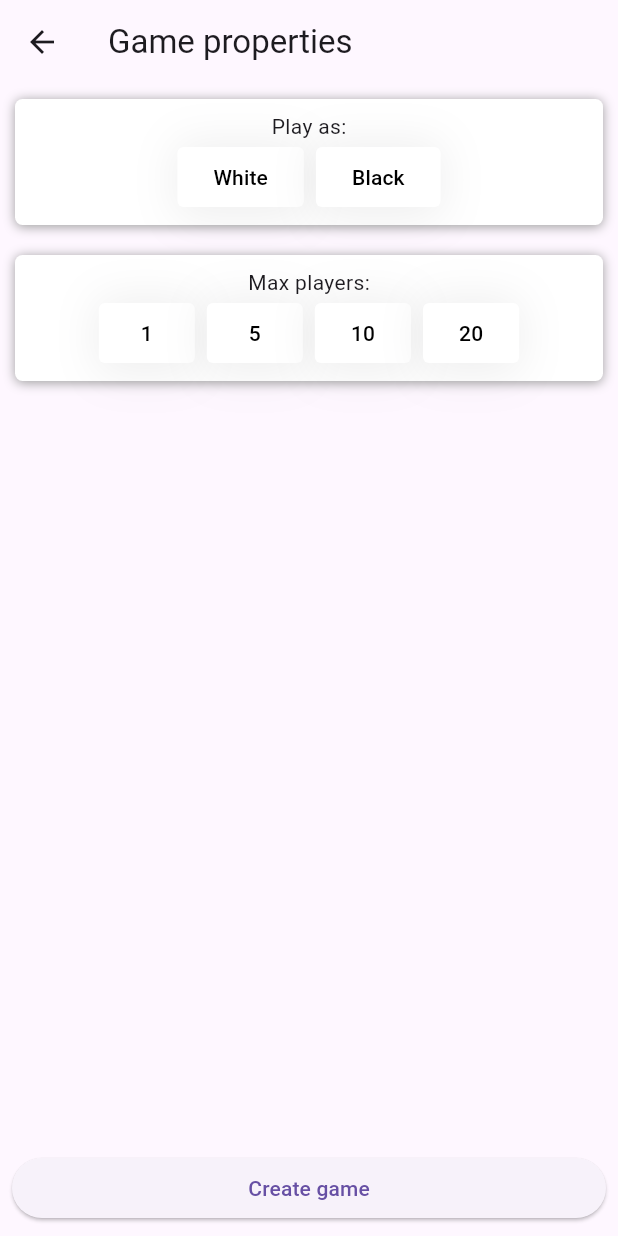
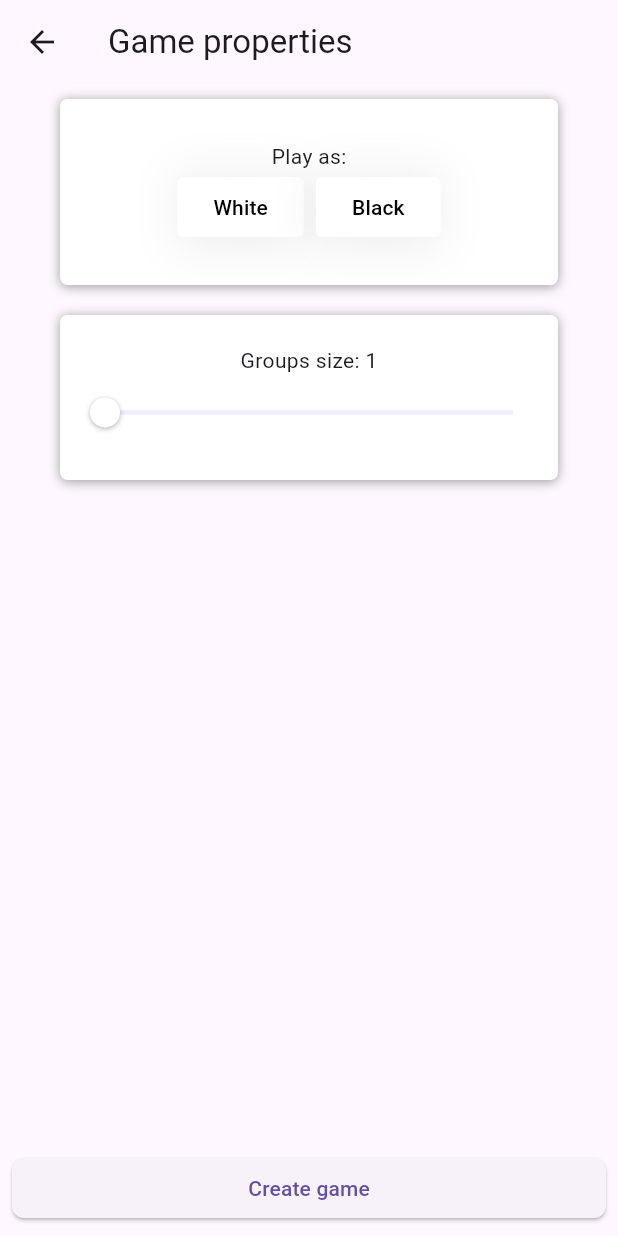
Before and after one commit to diegostafa/batonchess-frontend, a Flutter app: the screen it shows after launch, after a tap on "New Game", on a phone screen of 412 x 824 dp. Run offline on Flutter 3.47's test engine with Material 2 defaults, Android fonts, the phone set to English and light mode, and no system bars; drawn by our look-alikes of group_button; our stand-ins replace another_xlider, bloc, flutter_bloc, shared_preferences; missing offline and left inert: bottom_nav_layout, chess, flutter_stateless_chessboard, http_status_code; network calls fail.

Commit message:
fix buttons, game repo

```diff
--- a/lib/bloc/new_game/new_game_bloc.dart
+++ b/lib/bloc/new_game/new_game_bloc.dart
@@ -10,15 +10,13 @@ class NewGameBloc extends Bloc<NewGameEvent, NewGameState> {
   GameRepository gameRepo = GameRepository();
 
   NewGameBloc() : super(GamePropsState()) {
-    on<ChangeSideRadioEvent>(changeSideRadioHandler);
-    on<ChangeMaxPlayersRadioEvent>(changeMaxPlayersRadioHandler);
-    // on<ChangeMinutesPerSideEvent>(changeMinutesPerSideHandler);
-    // on<ChangeSecondsPerMoveEvent>(changeSecondsPerMoveHandler);
+    on<ChangeSideEvent>(changeSideHandler);
+    on<ChangeMaxPlayersEvent>(changeMaxPlayersHandler);
     on<SubmitCreateGameEvent>(submitCreateGameHandler);
   }
 
-  Future<void> changeSideRadioHandler(
-    ChangeSideRadioEvent e,
+  Future<void> changeSideHandler(
+    ChangeSideEvent e,
     Emitter<NewGameState> emit,
   ) async {
     if (state is GamePropsState) {
@@ -26,49 +24,27 @@ class NewGameBloc extends Bloc<NewGameEvent, NewGameState> {
     }
   }
 
-  Future<void> changeMaxPlayersRadioHandler(
-    ChangeMaxPlayersRadioEvent e,
+  Future<void> changeMaxPlayersHandler(
+    ChangeMaxPlayersEvent e,
     Emitter<NewGameState> emit,
   ) async {
     if (state is GamePropsState) {
-      // todo : think about maxplayers
-      final Map<int, int> mockMap = {0: 1, 1: 5, 2: 1};
-      emit((state as GamePropsState).copyWith(maxPlayers: mockMap[e.index]));
+      emit((state as GamePropsState).copyWith(maxPlayers: e.sliderVal));
     }
   }
-
-  // Future<void> changeMinutesPerSideHandler(
-  //   ChangeMinutesPerSideEvent e,
-  //   Emitter<NewGameState> emit,
-  // ) async {
-  //   if (state is GamePropsState) {
-  //     emit((state as GamePropsState).copyWith(minPerSide: e.minutes));
-  //   }
-  // }
-
-  // Future<void> changeSecondsPerMoveHandler(
-  //   ChangeSecondsPerMoveEvent e,
-  //   Emitter<NewGameState> emit,
-  // ) async {
-  //   if (state is GamePropsState) {
-  //     emit((state as GamePropsState).copyWith(incPerMove: e.seconds));
-  //   }
-  // }
 
   Future<void> submitCreateGameHandler(
     SubmitCreateGameEvent e,
     Emitter<NewGameState> emit,
   ) async {
     if (state is GamePropsState) {
-      // todo : validation
       final s = state as GamePropsState;
       emit(IsCreatingGameState());
       final game = await gameRepo.createGame(
         GameProps(
-            // minutesPerSide: s.minPerSide,
-            // incrementPerMove: s.incPerMove,
-            maxPlayers: s.maxPlayers,
-            playAsWhite: s.playAsWhite,),
+          maxPlayers: s.maxPlayers,
+          playAsWhite: s.playAsWhite,
+        ),
       );
       emit(SuccessCreateGameState());
     }
--- a/lib/bloc/new_game/new_game_event.dart
+++ b/lib/bloc/new_game/new_game_event.dart
@@ -3,24 +3,14 @@ part of 'new_game_bloc.dart';
 @immutable
 abstract class NewGameEvent {}
 
-class ChangeMaxPlayersRadioEvent extends NewGameEvent {
+class ChangeSideEvent extends NewGameEvent {
   final int index;
-  ChangeMaxPlayersRadioEvent(this.index);
+  ChangeSideEvent(this.index);
 }
 
-class ChangeSideRadioEvent extends NewGameEvent {
-  final int index;
-  ChangeSideRadioEvent(this.index);
+class ChangeMaxPlayersEvent extends NewGameEvent {
+  final int sliderVal;
+  ChangeMaxPlayersEvent(this.sliderVal);
 }
 
-// class ChangeMinutesPerSideEvent extends NewGameEvent {
-//   final int minutes;
-//   ChangeMinutesPerSideEvent(this.minutes);
-// }
-
-// class ChangeSecondsPerMoveEvent extends NewGameEvent {
-//   final int seconds;
-//   ChangeSecondsPerMoveEvent(this.seconds);
-// }
-
 class SubmitCreateGameEvent extends NewGameEvent {}
--- a/lib/bloc/new_game/new_game_state.dart
+++ b/lib/bloc/new_game/new_game_state.dart
@@ -5,27 +5,22 @@ abstract class NewGameState {}
 
 class GamePropsState extends NewGameState {
   final int maxPlayers;
+  final bool playAsWhite;
   // final int minPerSide;
   // final int incPerMove;
-  final bool playAsWhite;
 
   GamePropsState({
-    this.maxPlayers = 0,
-    // this.minPerSide = 1,
-    // this.incPerMove = 0,
+    this.maxPlayers = 1,
     this.playAsWhite = true,
   });
 
   GamePropsState copyWith({
     int? maxPlayers,
-    // int? minPerSide,
-    // int? incPerMove,
     bool? playAsWhite,
   }) =>
       GamePropsState(
-        // minPerSide: minPerSide ?? this.minPerSide,
-        // incPerMove: incPerMove ?? this.incPerMove,
         playAsWhite: playAsWhite ?? this.playAsWhite,
+        maxPlayers: maxPlayers ?? this.maxPlayers,
       );
 }
 
--- a/lib/ui/screen/home_screen.dart
+++ b/lib/ui/screen/home_screen.dart
@@ -84,13 +84,14 @@ class HomeScreen extends StatelessWidget {
           if (state is UserLoadedState) {
             return Column(
               children: [
-                ElevatedButton(
+                ButtonBc(
+                  expand: false,
                   onPressed: () async => context.read<HomeBloc>().add(
                         UpdateUsernameEvent(
                           await promptNewUsername(context) as String?,
                         ),
                       ),
-                  child: Text(state.user.name),
+                  text: state.user.name,
                 ),
                 Text("#${state.user.id}"),
               ],
@@ -104,6 +105,8 @@ class HomeScreen extends StatelessWidget {
   Widget changeUsernameDialog(BuildContext context) {
     String input = "";
     return SimpleDialog(
+      shape: const RoundedRectangleBorder(
+          borderRadius: BorderRadius.all(Radius.circular(8.0))),
       children: [
         Padding(
           padding: const EdgeInsets.all(8.0),
--- a/lib/ui/screen/new_game_screen.dart
+++ b/lib/ui/screen/new_game_screen.dart
@@ -3,6 +3,7 @@ import 'package:batonchess/ui/screen/game_screen.dart';
 import 'package:batonchess/ui/widget/button_bc.dart';
 import 'package:batonchess/ui/widget/container_bc.dart';
 import 'package:batonchess/ui/widget/selection_group_bc.dart';
+import 'package:batonchess/ui/widget/slider_bc.dart';
 import 'package:flutter/material.dart';
 import 'package:flutter_bloc/flutter_bloc.dart';
 
@@ -52,87 +53,61 @@ class NewGameScreen extends StatelessWidget {
         ),
         Row(
           children: [
-            Expanded(child: maxPlayersSelection(context)),
+            Expanded(child: maxPlayersSelection(state, context)),
           ],
         ),
-        // minutesPerSideSlider(state, context),
-        // secondsPerMoveSlider(state, context),
         const Spacer(),
         submitCreateGameButton(context, state)
       ],
     );
   }
 
-  // ContainerBc secondsPerMoveSlider(NewGameState state, BuildContext context) {
-  //   return ContainerBc(
-  //     padding: const EdgeInsets.all(10),
-  //     margin: const EdgeInsets.all(10),
-  //     child: Column(
-  //       children: [
-  //         Text(
-  //           "Increment per move: ${(state as GamePropsState).incPerMove}s",
-  //         ),
-  //         SliderBc(
-  //           initialValue: state.incPerMove.toDouble(),
-  //           minValue: 0,
-  //           maxValue: 10,
-  //           isDiscrete: true,
-  //           onDragging: (handlerIndex, lowerValue, upperValue) {
-  //             context.read<NewGameBloc>().add(
-  //                   ChangeSecondsPerMoveEvent((lowerValue as double).toInt()),
-  //                 );
-  //           },
-  //         ),
-  //       ],
-  //     ),
-  //   );
-  // }
-
-  // ContainerBc minutesPerSideSlider(NewGameState state, BuildContext context) {
-  //   return ContainerBc(
-  //     padding: const EdgeInsets.all(10),
-  //     margin: const EdgeInsets.all(10),
-  //     child: Column(
-  //       children: [
-  //         Text("Minutes per side: ${(state as GamePropsState).minPerSide}"),
-  //         SliderBc(
-  //           initialValue: state.minPerSide.toDouble(),
-  //           minValue: 1,
-  //           maxValue: 10,
-  //           isDiscrete: true,
-  //           onDragging: (handlerIndex, lowerValue, upperValue) {
-  //             context.read<NewGameBloc>().add(
-  //                   ChangeMinutesPerSideEvent((lowerValue as double).toInt()),
-  //                 );
-  //           },
-  //         ),
-  //       ],
-  //     ),
-  //   );
-  // }
-
   ContainerBc playAsSelection(BuildContext context) => ContainerBc(
-        margin: const EdgeInsets.all(10),
+        padding: const EdgeInsets.all(20),
+        margin: const EdgeInsets.only(left: 40, top: 10, right: 40, bottom: 10),
         child: SelectionGroupBc(
           label: "Play as:",
           padding: const EdgeInsets.all(8),
           values: const ["White", "Black"],
           onSelected: (s, index, isSelected) =>
-              context.read<NewGameBloc>().add(ChangeSideRadioEvent(index)),
+              context.read<NewGameBloc>().add(ChangeSideEvent(index)),
         ),
       );
 
-  ContainerBc maxPlayersSelection(BuildContext context) => ContainerBc(
-        margin: const EdgeInsets.all(10),
-        child: SelectionGroupBc(
-          label: "Max players:",
-          padding: const EdgeInsets.all(8),
-          values: const ["1", "5", "10", "20"],
-          onSelected: (s, index, isSelected) => context
-              .read<NewGameBloc>()
-              .add(ChangeMaxPlayersRadioEvent(index)),
-        ),
-      );
+  // ContainerBc maxPlayersSelection(BuildContext context) => ContainerBc(
+  //       margin: const EdgeInsets.all(10),
+  //       child: SelectionGroupBc(
+  //         label: "Max players:",
+  //         padding: const EdgeInsets.all(8),
+  //         values: const ["1", "5", "10", "20"],
+  //         onSelected: (s, index, isSelected) => context
+  //             .read<NewGameBloc>()
+  //             .add(ChangeMaxPlayersRadioEvent(index)),
+  //       ),
+  //     );
+
+  ContainerBc maxPlayersSelection(NewGameState state, BuildContext context) {
+    return ContainerBc(
+      padding: const EdgeInsets.all(20),
+      margin: const EdgeInsets.only(left: 40, top: 10, right: 40, bottom: 10),
+      child: Column(
+        children: [
+          Text("Groups size: ${(state as GamePropsState).maxPlayers}"),
+          SliderBc(
+            initialValue: state.maxPlayers,
+            minValue: 1,
+            maxValue: 10,
+            isDiscrete: true,
+            onDragging: (handlerIndex, lowerValue, upperValue) {
+              context.read<NewGameBloc>().add(
+                    ChangeMaxPlayersEvent((lowerValue as double).toInt()),
+                  );
+            },
+          ),
+        ],
+      ),
+    );
+  }
 
   ButtonBc submitCreateGameButton(BuildContext context, NewGameState state) =>
       ButtonBc(
--- a/lib/ui/widget/button_bc.dart
+++ b/lib/ui/widget/button_bc.dart
@@ -4,12 +4,14 @@ class ButtonBc extends StatelessWidget {
   final String text;
   final void Function()? onPressed;
   final EdgeInsetsGeometry padding;
+  final bool expand;
 
   const ButtonBc({
     super.key,
     required this.text,
     required this.onPressed,
     this.padding = EdgeInsets.zero,
+    this.expand = true,
   });
 
   @override
@@ -19,11 +21,26 @@ class ButtonBc extends StatelessWidget {
       child: Row(
         mainAxisAlignment: MainAxisAlignment.center,
         children: [
-          Expanded(
-            child: ElevatedButton(onPressed: onPressed, child: Text(text)),
-          )
+          if (expand)
+            Expanded(
+              child: button(),
+            )
+          else
+            button()
         ],
       ),
     );
   }
+
+  ElevatedButton button() {
+    return ElevatedButton(
+      onPressed: onPressed,
+      child: Text(text),
+      style: ElevatedButton.styleFrom(
+        shape: RoundedRectangleBorder(
+          borderRadius: BorderRadius.circular(8),
+        ),
+      ),
+    );
+  }
 }
--- a/lib/ui/widget/slider_bc.dart
+++ b/lib/ui/widget/slider_bc.dart
@@ -2,9 +2,9 @@ import 'package:another_xlider/another_xlider.dart';
 import 'package:flutter/material.dart';
 
 class SliderBc extends StatelessWidget {
-  final double initialValue;
-  final double minValue;
-  final double maxValue;
+  final int initialValue;
+  final int minValue;
+  final int maxValue;
   final dynamic Function(int, dynamic, dynamic)? onDragging;
   final int handleSize;
   final Widget? handle;
@@ -23,6 +23,8 @@ class SliderBc extends StatelessWidget {
 
   @override
   Widget build(BuildContext context) => FlutterSlider(
+        handlerAnimation:
+            FlutterSliderHandlerAnimation(duration: Duration(milliseconds: 0)),
         trackBar: FlutterSliderTrackBar(
           activeTrackBar: BoxDecoration(color: Theme.of(context).primaryColor),
         ),
@@ -31,9 +33,9 @@ class SliderBc extends StatelessWidget {
         handler: FlutterSliderHandler(
           child: Container(padding: EdgeInsets.zero, child: handle),
         ),
-        values: [initialValue],
-        min: minValue,
-        max: maxValue,
+        values: [initialValue.toDouble()],
+        min: minValue.toDouble(),
+        max: maxValue.toDouble(),
         onDragging: onDragging,
       );
 }
```
Also changed, not shown: lib/data/dao/game/game_http.dart (+14 -3 lines), lib/data/model/game_state.dart (+8 -3 lines), lib/data/repo/game_repository.dart (+9 -2 lines), lib/ui/screen/game_screen.dart (+0 -14 lines).
